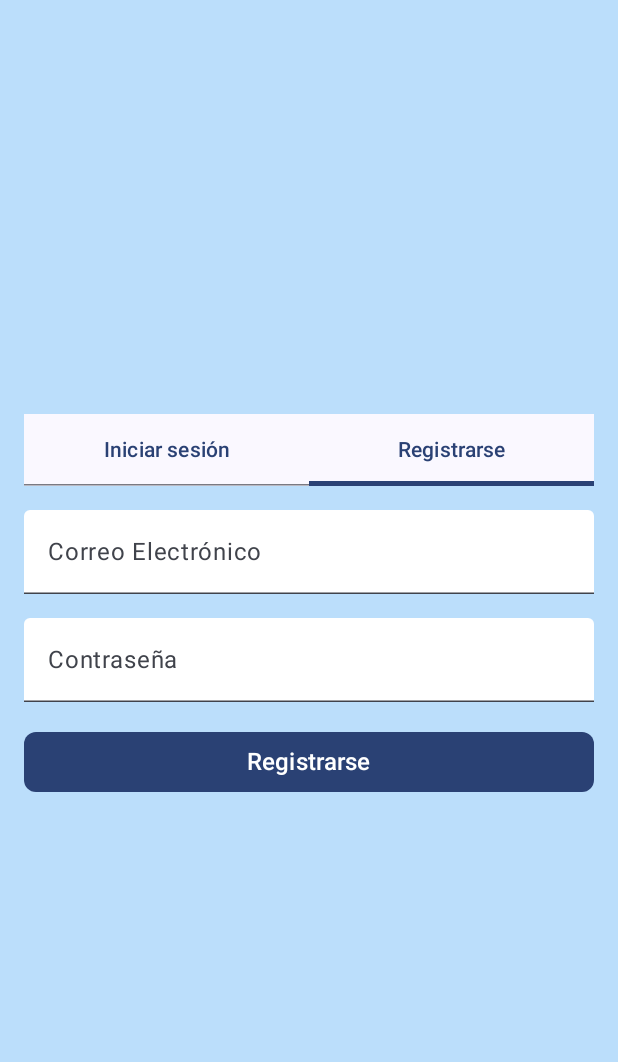
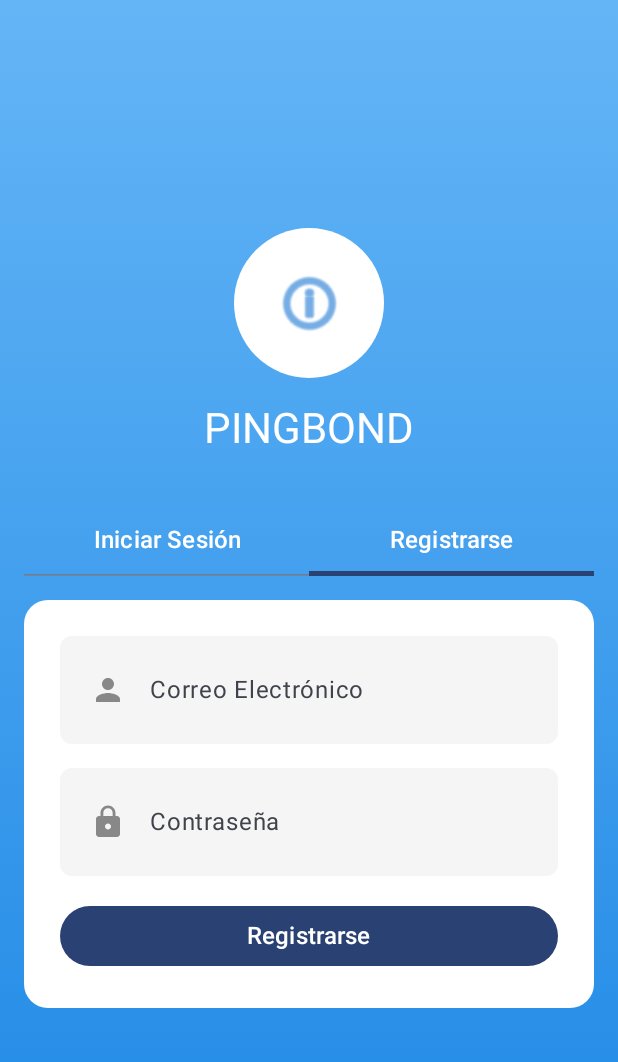
Before and after one commit to azaelmm/PINGBOND, an Android app built with Jetpack Compose: the @Preview function PreviewLoginScreen, tab 2 chosen, on a phone screen of 412 x 824 dp. Shown: the top 1062 px of the screen. Run offline under Robolectric (Android 15) with nearby library versions, the phone set to English and light mode, and no system bars.

Commit message:
Implementacion del navigation y rework del Inicio de Sesion y registrarse

```diff
--- a/app/src/main/AndroidManifest.xml
+++ b/app/src/main/AndroidManifest.xml
@@ -13,7 +13,7 @@
         android:theme="@style/Theme.PINGBOND"
         tools:targetApi="31">
 
-        <activity android:name="com.example.pingbond.SplashScreenActivity"
+        <activity android:name="com.example.pingbond.NavigationScreens"
             android:exported="true">
             <intent-filter>
                 <action android:name="android.intent.action.MAIN" />
--- a/app/src/main/java/com/example/pingbond/InicioAPP.kt
+++ b/app/src/main/java/com/example/pingbond/InicioAPP.kt
@@ -49,7 +49,7 @@ import androidx.compose.ui.graphics.graphicsLayer
 fun SplashScreen(onNavigateToLogin: () -> Unit) {
     // Agregamos LaunchedEffect para manejar el retraso
     LaunchedEffect(Unit) {
-        delay(10000) // Espera 10 segundos
+        delay(5000) // Espera 10 segundos
         onNavigateToLogin() // Llama a la función de navegación proporcionada
     }
 
@@ -157,7 +157,7 @@ fun RotatingCircle(
 @Composable
 fun AtomicLoader(
     modifier: Modifier,
-    color: Color = Color.Magenta,
+    color: Color = Color.Blue,
     borderWidth: Dp = 3.dp,
     cycleDuration: Int = 1000
 ) {
--- a/app/src/main/java/com/example/pingbond/LoginActivity.kt
+++ b/app/src/main/java/com/example/pingbond/LoginActivity.kt
@@ -3,37 +3,54 @@ package com.example.pingbond
 import android.os.Bundle
 import androidx.activity.ComponentActivity
 import androidx.activity.compose.setContent
-import androidx.compose.foundation.background
-import androidx.compose.foundation.clickable
+import androidx.compose.foundation.*
 import androidx.compose.foundation.layout.*
+import androidx.compose.foundation.shape.CircleShape
 import androidx.compose.foundation.shape.RoundedCornerShape
+import androidx.compose.material.icons.Icons
+import androidx.compose.material.icons.filled.Lock
+import androidx.compose.material.icons.filled.Person
 import androidx.compose.material3.*
 import androidx.compose.runtime.*
 import androidx.compose.ui.Alignment
 import androidx.compose.ui.Modifier
+import androidx.compose.ui.graphics.Brush
 import androidx.compose.ui.graphics.Color
+import androidx.compose.ui.graphics.painter.Painter
+import androidx.compose.ui.graphics.vector.ImageVector
+import androidx.compose.ui.res.painterResource
 import androidx.compose.ui.text.input.PasswordVisualTransformation
 import androidx.compose.ui.text.input.TextFieldValue
+import androidx.compose.ui.text.input.VisualTransformation
+import androidx.compose.ui.text.style.TextAlign
 import androidx.compose.ui.tooling.preview.Preview
 import androidx.compose.ui.unit.dp
 import androidx.compose.ui.unit.sp
 import com.example.pingbond.ui.theme.PINGBONDTheme
 
+class LoginActivity : ComponentActivity() {
+    override fun onCreate(savedInstanceState: Bundle?) {
+        super.onCreate(savedInstanceState)
+        setContent {
+            PINGBONDTheme {
+                LoginScreen()
+            }
+        }
+    }
+}
 
 @Composable
 fun LoginScreen() {
-    var selectedTab by remember { mutableStateOf(0) } // 0 -> Login, 1 -> Register
+    var selectedTab by remember { mutableStateOf(0) } // 0 -> Login, 1 -> Registro
 
-    // Definir los estados de los campos
-    val email = remember { mutableStateOf(TextFieldValue("")) }
-    val password = remember { mutableStateOf(TextFieldValue("")) }
-    val errorMessage = remember { mutableStateOf("") }
-
-    // Caja que contiene todo el contenido de la pantalla
     Box(
         modifier = Modifier
             .fillMaxSize()
-            .background(Color(0xFFBBDEFB)) // Fondo celeste
+            .background(
+                brush = Brush.verticalGradient(
+                    colors = listOf(Color(0xFF64B5F6), Color(0xFF1E88E5))
+                )
+            )
     ) {
         Column(
             modifier = Modifier
@@ -42,47 +59,64 @@ fun LoginScreen() {
             verticalArrangement = Arrangement.Center,
             horizontalAlignment = Alignment.CenterHorizontally
         ) {
-            // Títulos y Tabs para seleccionar Login o Register
+            // Logo o imagen superior
+            Box(
+                modifier = Modifier
+                    .size(100.dp)
+                    .background(Color.White, shape = CircleShape),
+                contentAlignment = Alignment.Center
+            ) {
+                Icon(
+                    painter = painterResource(id = android.R.drawable.ic_menu_info_details),
+                    contentDescription = "Logo",
+                    tint = Color(0xFF1976D2),
+                    modifier = Modifier.size(50.dp)
+                )
+            }
+
+            Spacer(modifier = Modifier.height(16.dp))
+
+            Text(
+                text = "PINGBOND",
+                style = MaterialTheme.typography.headlineMedium,
+                color = Color.White,
+                modifier = Modifier.padding(bottom = 32.dp)
+            )
+
+            // Tabs con estilo moderno
             TabRow(
                 selectedTabIndex = selectedTab,
+                containerColor = Color.Transparent,
+                contentColor = Color.White,
                 modifier = Modifier.padding(bottom = 16.dp)
             ) {
                 Tab(
                     selected = selectedTab == 0,
                     onClick = { selectedTab = 0 },
-                    text = { Text("Iniciar sesión") }
+                    text = { Text("Iniciar Sesión", fontSize = 16.sp) }
                 )
                 Tab(
                     selected = selectedTab == 1,
                     onClick = { selectedTab = 1 },
-                    text = { Text("Registrarse") }
+                    text = { Text("Registrarse", fontSize = 16.sp) }
                 )
             }
 
-            // Mostrar la vista de Login o Register dependiendo de la selección
-            if (selectedTab == 0) {
-                LoginForm(
-                    email = email,
-                    password = password,
-                    errorMessage = errorMessage,
-                    onLogin = {
-                        // Aquí iría la lógica de login
-                        if (email.value.text == "user@example.com" && password.value.text == "password123") {
-                            errorMessage.value = ""
-                            // Navegar a la pantalla principal
-                        } else {
-                            errorMessage.value = "Correo o contraseña incorrectos"
+            // Contenido dinámico según el tab seleccionado
+            Box(
+                modifier = Modifier
+                    .fillMaxWidth()
+                    .background(Color.White, shape = RoundedCornerShape(16.dp))
+                    .padding(24.dp)
+            ) {
+                when (selectedTab) {
+                    0 -> LoginForm(onLogin = { email, password ->
+                        // Lógica de login
+                    })
+                    1 -> RegisterForm(onRegister = { email, password ->
+                        // Lógica de registro
+                    })
                 }
-                    }
-                )
-            } else {
-                RegisterForm(
-                    email = email,
-                    password = password,
-                    onRegister = {
-                        // Lógica para registrar usuario
-                    }
-                )
             }
         }
     }
@@ -90,115 +124,131 @@ fun LoginScreen() {
 
 @OptIn(ExperimentalMaterial3Api::class)
 @Composable
-fun LoginForm(
-    email: MutableState<TextFieldValue>,
-    password: MutableState<TextFieldValue>,
-    errorMessage: MutableState<String>,
-    onLogin: () -> Unit
+fun LoginForm(onLogin: (String, String) -> Unit) {
+    var email by remember { mutableStateOf("") }
+    var password by remember { mutableStateOf("") }
+    var errorMessage by remember { mutableStateOf("") }
+
+    Column(
+        horizontalAlignment = Alignment.CenterHorizontally,
+        modifier = Modifier.fillMaxWidth()
     ) {
-    // Campo para ingresar el correo
-    TextField(
-        value = email.value,
-        onValueChange = { email.value = it },
-        label = { Text("Correo Electrónico") },
-        modifier = Modifier
-            .fillMaxWidth()
-            .padding(bottom = 16.dp),
-        colors = TextFieldDefaults.textFieldColors(
-            containerColor = Color.White
-        )
+        CustomTextField(
+            value = email,
+            onValueChange = { email = it },
+            label = "Correo Electrónico",
+            icon = Icons.Default.Person
         )
 
-    // Campo para ingresar la contraseña
-    TextField(
-        value = password.value,
-        onValueChange = { password.value = it },
-        label = { Text("Contraseña") },
-        visualTransformation = PasswordVisualTransformation(),
-        modifier = Modifier
-            .fillMaxWidth()
-            .padding(bottom = 16.dp),
-        colors = TextFieldDefaults.textFieldColors(
-            containerColor = Color.White
-        )
+        Spacer(modifier = Modifier.height(16.dp))
+
+        CustomTextField(
+            value = password,
+            onValueChange = { password = it },
+            label = "Contraseña",
+            icon = Icons.Default.Lock,
+            isPassword = true
         )
 
-    // Mostrar mensaje de error si las credenciales no son correctas
-    if (errorMessage.value.isNotEmpty()) {
+        Spacer(modifier = Modifier.height(8.dp))
+
+        if (errorMessage.isNotEmpty()) {
             Text(
-            text = errorMessage.value,
+                text = errorMessage,
                 color = Color.Red,
                 fontSize = 14.sp,
                 modifier = Modifier.padding(bottom = 16.dp)
             )
         }
 
-    // Botón de login
         Button(
-        onClick = { onLogin() },
+            onClick = {
+                if (email.isBlank() || password.isBlank()) {
+                    errorMessage = "Por favor, completa todos los campos."
+                } else {
+                    errorMessage = ""
+                    onLogin(email, password)
+                }
+            },
             modifier = Modifier
                 .fillMaxWidth()
-            .padding(bottom = 16.dp),
-        shape = RoundedCornerShape(8.dp)
+                .padding(vertical = 16.dp),
+            shape = RoundedCornerShape(50)
         ) {
             Text(text = "Iniciar Sesión", fontSize = 16.sp)
         }
 
-    // Enlace para registrarse
         Text(
             text = "¿No tienes una cuenta? Regístrate aquí.",
             color = Color(0xFF1E88E5),
-        modifier = Modifier
-            .clickable {
-                // Cambiar al Tab de Registro
+            textAlign = TextAlign.Center,
+            modifier = Modifier.clickable { /* Cambiar al tab de registro */ }
+        )
     }
-    )
 }
 
 @OptIn(ExperimentalMaterial3Api::class)
 @Composable
-fun RegisterForm(
-    email: MutableState<TextFieldValue>,
-    password: MutableState<TextFieldValue>,
-    onRegister: () -> Unit
-) {
-    // Campo para ingresar el correo
-    TextField(
-        value = email.value,
-        onValueChange = { email.value = it },
-        label = { Text("Correo Electrónico") },
-        modifier = Modifier
-            .fillMaxWidth()
-            .padding(bottom = 16.dp),
-        colors = TextFieldDefaults.textFieldColors(
-            containerColor = Color.White
+fun RegisterForm(onRegister: (String, String) -> Unit) {
+    // Similar a LoginForm pero con botones e inputs relevantes
+    var email by remember { mutableStateOf("") }
+    var password by remember { mutableStateOf("") }
+
+    Column(horizontalAlignment = Alignment.CenterHorizontally) {
+        CustomTextField(
+            value = email,
+            onValueChange = { email = it },
+            label = "Correo Electrónico",
+            icon = Icons.Default.Person
         )
+        Spacer(modifier = Modifier.height(16.dp))
+        CustomTextField(
+            value = password,
+            onValueChange = { password = it },
+            label = "Contraseña",
+            icon = Icons.Default.Lock,
+            isPassword = true
         )
 
-    // Campo para ingresar la contraseña
-    TextField(
-        value = password.value,
-        onValueChange = { password.value = it },
-        label = { Text("Contraseña") },
-        visualTransformation = PasswordVisualTransformation(),
-        modifier = Modifier
-            .fillMaxWidth()
-            .padding(bottom = 16.dp),
-        colors = TextFieldDefaults.textFieldColors(
-            containerColor = Color.White
-        )
-    )
+        Spacer(modifier = Modifier.height(16.dp))
 
-    // Botón de registro
         Button(
-        onClick = { onRegister() },
-        modifier = Modifier
-            .fillMaxWidth()
-            .padding(bottom = 16.dp),
-        shape = RoundedCornerShape(8.dp)
+            onClick = { onRegister(email, password) },
+            modifier = Modifier.fillMaxWidth(),
+            shape = RoundedCornerShape(50)
         ) {
             Text(text = "Registrarse", fontSize = 16.sp)
         }
+    }
+}
+
+@OptIn(ExperimentalMaterial3Api::class)
+@Composable
+fun CustomTextField(
+    value: String,
+    onValueChange: (String) -> Unit,
+    label: String,
+    icon: ImageVector? = null, // Cambiado a ImageVector
+    isPassword: Boolean = false
+) {
+    TextField(
+        value = value,
+        onValueChange = onValueChange,
+        label = { Text(label) },
+        leadingIcon = icon?.let {
+            { Icon(imageVector = it, contentDescription = null, tint = Color.Gray) }
+        },
+        visualTransformation = if (isPassword) PasswordVisualTransformation() else VisualTransformation.None,
+        modifier = Modifier
+            .fillMaxWidth()
+            .background(Color(0xFFF5F5F5), shape = RoundedCornerShape(8.dp))
+            .padding(8.dp),
+        colors = TextFieldDefaults.textFieldColors(
+            containerColor = Color.Transparent,
+            focusedIndicatorColor = Color(0xFF1E88E5),
+            unfocusedIndicatorColor = Color.Transparent
+        )
+    )
 }
 
 @Preview(showBackground = true)
--- /dev/null
+++ b/app/src/main/java/com/example/pingbond/NavigationScreens.kt
@@ -0,0 +1,44 @@
+package com.example.pingbond
+
+import android.os.Bundle
+import androidx.activity.ComponentActivity
+import androidx.activity.compose.setContent
+import androidx.compose.runtime.Composable
+import androidx.navigation.compose.NavHost
+import androidx.navigation.compose.composable
+import androidx.navigation.compose.rememberNavController
+import com.example.pingbond.ui.theme.PINGBONDTheme
+
+class NavigationScreens : ComponentActivity() {
+    override fun onCreate(savedInstanceState: Bundle?) {
+        super.onCreate(savedInstanceState)
+        setContent {
+            PINGBONDTheme {
+                Navigation()
+            }
+        }
+    }
+}
+
+@Composable
+fun Navigation() {
+    val navController = rememberNavController()
+
+    NavHost(
+        navController = navController,
+        startDestination = "C:\\Users\\AZAEL\\AndroidStudioProjects\\PINGBOND\\app\\src\\main\\java\\com\\example\\pingbond\\InicioAPP.kt"
+    ) {
+        composable("C:\\Users\\AZAEL\\AndroidStudioProjects\\PINGBOND\\app\\src\\main\\java\\com\\example\\pingbond\\InicioAPP.kt") {
+            SplashScreen {
+                // Al terminar el splash, navega al login
+                navController.navigate("C:\\Users\\AZAEL\\AndroidStudioProjects\\PINGBOND\\app\\src\\main\\java\\com\\example\\pingbond\\LoginActivity.kt") {
+                    popUpTo("C:\\Users\\AZAEL\\AndroidStudioProjects\\PINGBOND\\app\\src\\main\\java\\com\\example\\pingbond\\InicioAPP.kt") { inclusive = true }
+                }
+            }
+        }
+
+        composable("C:\\Users\\AZAEL\\AndroidStudioProjects\\PINGBOND\\app\\src\\main\\java\\com\\example\\pingbond\\LoginActivity.kt") {
+            LoginScreen()
+        }
+    }
+}
--- a/app/src/main/java/com/example/pingbond/SplashScreenActivity.kt
+++ /dev/null
@@ -1,46 +0,0 @@
-package com.example.pingbond
-
-import android.os.Bundle
-import android.window.SplashScreen
-import androidx.activity.ComponentActivity
-import androidx.activity.compose.setContent
-import androidx.compose.material3.MaterialTheme
-import androidx.compose.runtime.Composable
-import androidx.navigation.NavHostController
-import androidx.navigation.compose.NavHost
-import androidx.navigation.compose.composable
-import androidx.navigation.compose.rememberNavController
-
-class SplashScreenActivity : ComponentActivity() {
-    override fun onCreate(savedInstanceState: Bundle?) {
-        super.onCreate(savedInstanceState)
-        setContent {
-            PINGBONDTheme {
-                // Inicia el sistema de navegación
-                Navigation()
-            }
-        }
-    }
-}
-
-@Composable
-fun Navigation() {
-    // Crear un NavController
-    val navController = rememberNavController()
-
-    // Crear el NavHost que albergará las pantallas
-    NavHost(navController = navController, startDestination = "splash") {
-        composable("splash") {
-            SplashScreen {
-                // Al finalizar el splash, navega al login
-                navController.navigate("login") {
-                    popUpTo("splash") { inclusive = true }  // Eliminamos splash de la pila de navegación
-                }
-            }
-        }
-
-        composable("login") {
-            LoginScreen()
-        }
-    }
-}
```
Lines whose indentation alone changed are shown as unchanged.
